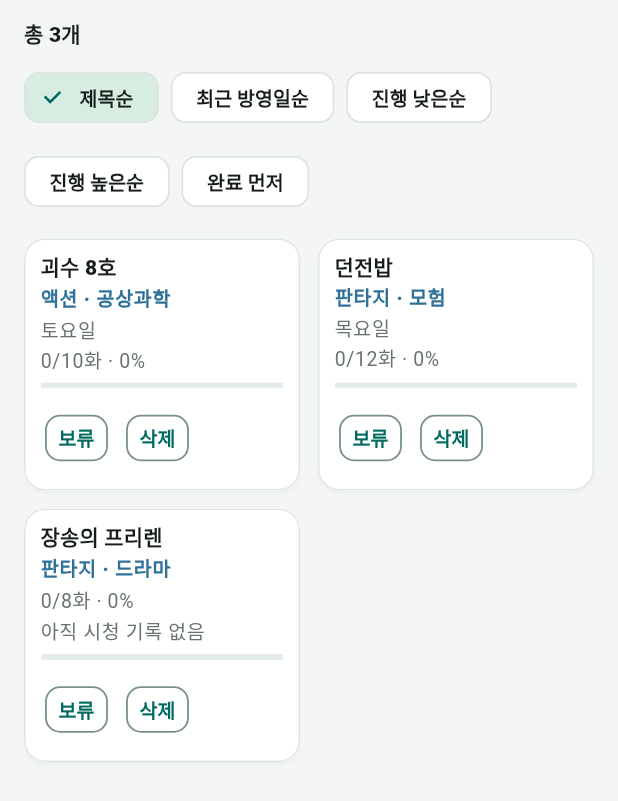
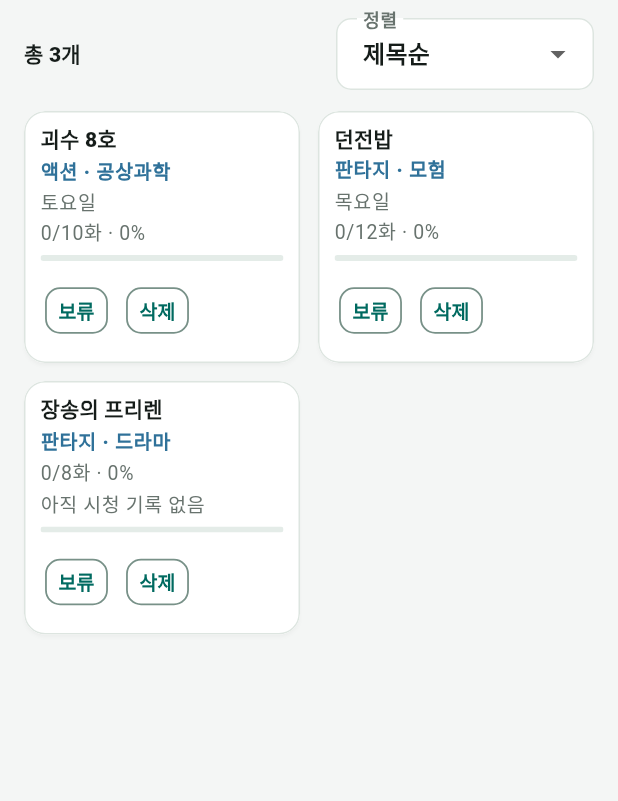
Before and after one commit to YuJY9897/anime-checker, a Flutter app: the LibraryScreen widget shown alone on an empty page, opened directly, on a phone screen of 412 x 824 dp. Shown: the top 801 px of the screen. Run offline on Flutter 3.47's test engine with Material 3 defaults, Android fonts, the phone set to English and light mode, and no system bars; our stand-ins replace file_picker, flutter_riverpod, share_plus, webview_flutter; network calls fail.

Commit message:
보관함 정렬 UI를 보관함 화면 드롭다운으로 통합
- 보관함/보류 화면의 정렬 칩 5개 제거, 우측 상단 정렬 드롭다운으로 교체
- 환경설정의 보관함 정렬 항목 제거 (중복 해소)

Co-Authored-By: Claude Fable 5 <noreply@anthropic.com>

```diff
--- a/anime_checker_flutter/lib/src/features/home/library_screen.dart
+++ b/anime_checker_flutter/lib/src/features/home/library_screen.dart
@@ -75,25 +75,41 @@ class LibraryScreen extends ConsumerWidget {
       children: [
         Padding(
           padding: const EdgeInsets.fromLTRB(16, 12, 16, 8),
+          child: Row(
+            children: [
+              Expanded(
                 child: Text(
                   '총 ${items.length}개',
                   style: Theme.of(context).textTheme.labelLarge,
                 ),
               ),
-        Padding(
-          padding: const EdgeInsets.fromLTRB(16, 0, 16, 8),
-          child: Wrap(
-            spacing: 8,
-            runSpacing: 8,
-            children: LibrarySort.values.map((value) {
-              return ChoiceChip(
-                label: Text(value.label),
-                selected: sort == value,
-                onSelected: (_) => controller.updateSettings(
-                  controller.settings.copyWith(librarySort: value.key),
+              SizedBox(
+                width: 172,
+                child: DropdownButtonFormField<String>(
+                  initialValue: sort.key,
+                  decoration: const InputDecoration(
+                    labelText: '정렬',
+                    isDense: true,
+                    border: OutlineInputBorder(),
                   ),
+                  items: LibrarySort.values
+                      .map(
+                        (value) => DropdownMenuItem(
+                          value: value.key,
+                          child: Text(value.label),
+                        ),
+                      )
+                      .toList(),
+                  onChanged: (value) {
+                    if (value != null) {
+                      controller.updateSettings(
+                        controller.settings.copyWith(librarySort: value),
                       );
-            }).toList(),
+                    }
+                  },
+                ),
+              ),
+            ],
           ),
         ),
         if (items.isEmpty)
```
Also changed, not shown: anime_checker_flutter/lib/src/features/settings/settings_screen.dart (+0 -51 lines). Lines whose indentation alone changed are shown as unchanged.
